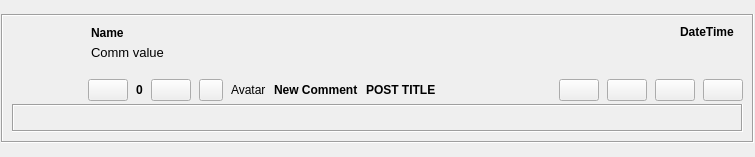
Old version of the form retroshare-gui/src/gui/feeds/BoardsCommentsItem.ui in the repository RetroShare/RetroShare.
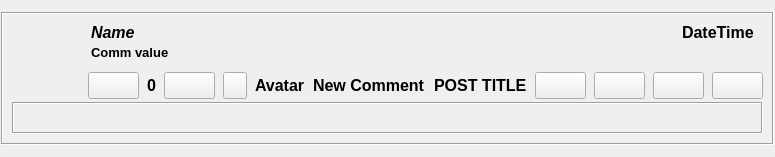
New version of the form. Custom widgets are drawn as their Qt base class.

What changed in the file:
```diff
--- a/retroshare-gui/src/gui/feeds/BoardsCommentsItem.ui
+++ b/retroshare-gui/src/gui/feeds/BoardsCommentsItem.ui
@@ -10,7 +10,14 @@
     <height>157</height>
    </rect>
   </property>
-  <layout class="QGridLayout" name="gridLayout_3">
+  <property name="font">
+   <font>
+    <pointsize>12</pointsize>
+    <weight>75</weight>
+    <bold>true</bold>
+   </font>
+  </property>
+  <layout class="QGridLayout" name="BoardsCommentsItem_GL">
    <property name="leftMargin">
     <number>1</number>
    </property>
@@ -24,7 +31,7 @@
     <number>1</number>
    </property>
    <item row="1" column="0">
-    <widget class="QFrame" name="mainFrame">
+    <widget class="QFrame" name="feedFrame">
      <property name="sizePolicy">
       <sizepolicy hsizetype="Expanding" vsizetype="Fixed">
        <horstretch>0</horstretch>
@@ -68,6 +75,7 @@
            <widget class="QLabel" name="scoreLabel">
             <property name="font">
              <font>
+              <pointsize>12</pointsize>
               <weight>75</weight>
               <bold>true</bold>
              </font>
@@ -131,6 +139,7 @@
           </property>
           <property name="font">
            <font>
+            <pointsize>12</pointsize>
             <weight>75</weight>
             <bold>true</bold>
            </font>
@@ -147,6 +156,7 @@
          <widget class="QLabel" name="subjectLabel">
           <property name="font">
            <font>
+            <pointsize>12</pointsize>
             <weight>75</weight>
             <bold>true</bold>
            </font>
@@ -403,6 +413,7 @@
           <widget class="QLabel" name="datetimeLabel">
            <property name="font">
             <font>
+             <pointsize>12</pointsize>
              <weight>75</weight>
              <bold>true</bold>
             </font>
@@ -425,7 +436,9 @@
            </property>
            <property name="font">
             <font>
+             <pointsize>12</pointsize>
              <weight>75</weight>
+             <italic>true</italic>
              <bold>true</bold>
             </font>
            </property>
@@ -449,6 +462,8 @@
             <font>
              <family>MS Sans Serif</family>
              <pointsize>10</pointsize>
+             <weight>75</weight>
+             <bold>true</bold>
             </font>
            </property>
            <property name="text">
```
Left out of the diff: 22 changed lines with no effect on the pictures.
